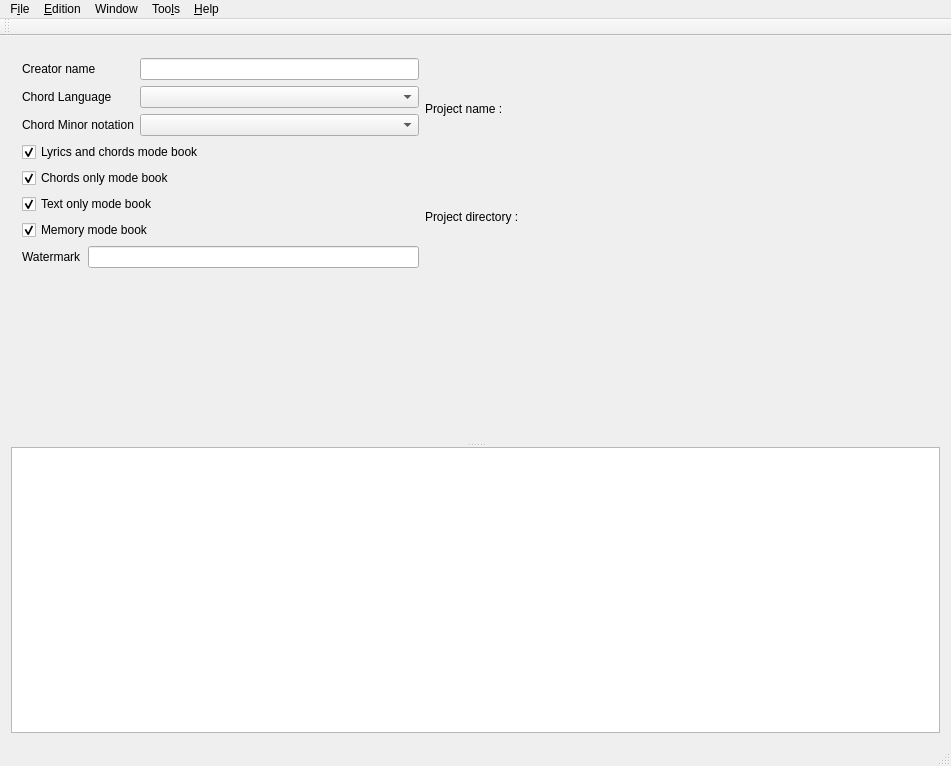
Before: the Qt Designer form chordv/src/mainwindow.ui in jpcima/chordv, drawn with Qt 5.
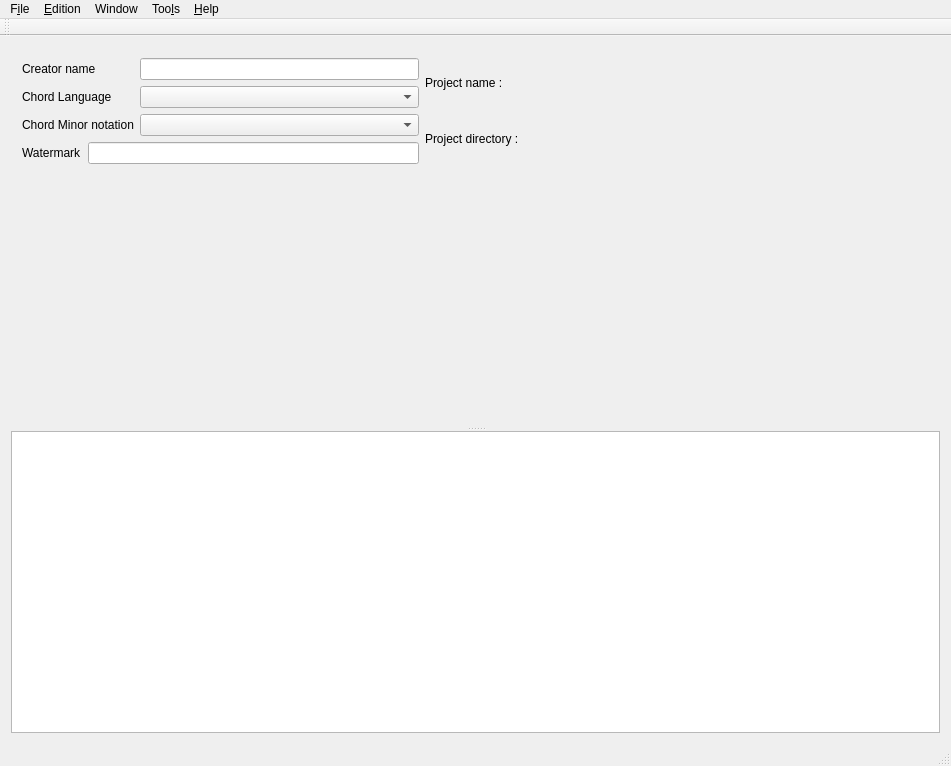
After: the same form once the commit is applied. The open tabs and pages were chosen to show the change. Icons and pictures are not drawn. Custom widgets are drawn as their Qt base class.

What changed in the file:
```diff
--- a/chordv/src/mainwindow.ui
+++ b/chordv/src/mainwindow.ui
@@ -85,46 +85,6 @@
                  </item>
                 </layout>
                </item>
-               <item>
-                <widget class="QCheckBox" name="checkBoxLyricsMode">
-                 <property name="text">
-                  <string>Lyrics and chords mode book</string>
-                 </property>
-                 <property name="checked">
-                  <bool>true</bool>
-                 </property>
-                </widget>
-               </item>
-               <item>
-                <widget class="QCheckBox" name="checkBoxChordMode">
-                 <property name="text">
-                  <string>Chords only mode book</string>
-                 </property>
-                 <property name="checked">
-                  <bool>true</bool>
-                 </property>
-                </widget>
-               </item>
-               <item>
-                <widget class="QCheckBox" name="checkBoxTextMode">
-                 <property name="text">
-                  <string>Text only mode book</string>
-                 </property>
-                 <property name="checked">
-                  <bool>true</bool>
-                 </property>
-                </widget>
-               </item>
-               <item>
-                <widget class="QCheckBox" name="checkBoxMemoryMode">
-                 <property name="text">
-                  <string>Memory mode book</string>
-                 </property>
-                 <property name="checked">
-                  <bool>true</bool>
-                 </property>
-                </widget>
-               </item>
                <item>
                 <layout class="QHBoxLayout" name="horizontalLayout_4">
                  <item>
```
Left out of the diff: 14 changed lines with no effect on the pictures.
